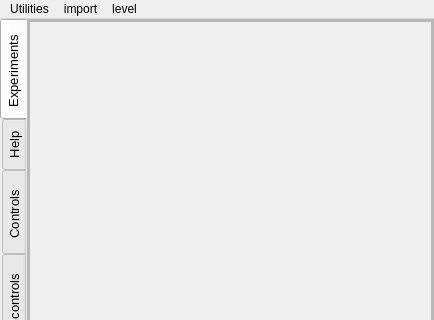
Old version of the form SEEL_Apps/templates/single_col_exp.ui in the repository jithinbp/SEELablet-apps; both pictures show x 0 to 434 and y 0 to 320 of the 434 by 667 pixel window.
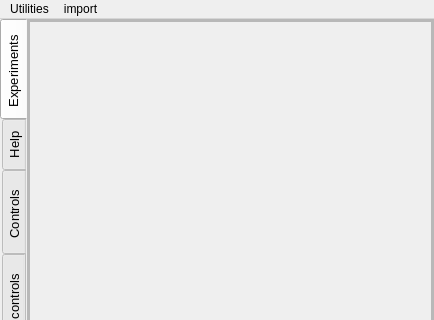
New version of the form.

Diff of the .ui file:
```diff
--- a/SEEL_Apps/templates/single_col_exp.ui
+++ b/SEEL_Apps/templates/single_col_exp.ui
@@ -507,16 +507,8 @@
     </property>
     <addaction name="actionExperiments"/>
    </widget>
-   <widget class="QMenu" name="menuLevel">
-    <property name="title">
-     <string>level</string>
-    </property>
-    <addaction name="actionBasic"/>
-    <addaction name="actionAdvanced"/>
-   </widget>
    <addaction name="menuUtilities"/>
    <addaction name="menuHelp"/>
-   <addaction name="menuLevel"/>
   </widget>
   <action name="actionIPython_Console">
    <property name="text">
```
Left out of the diff: 48 changed lines with no effect on the pictures.
